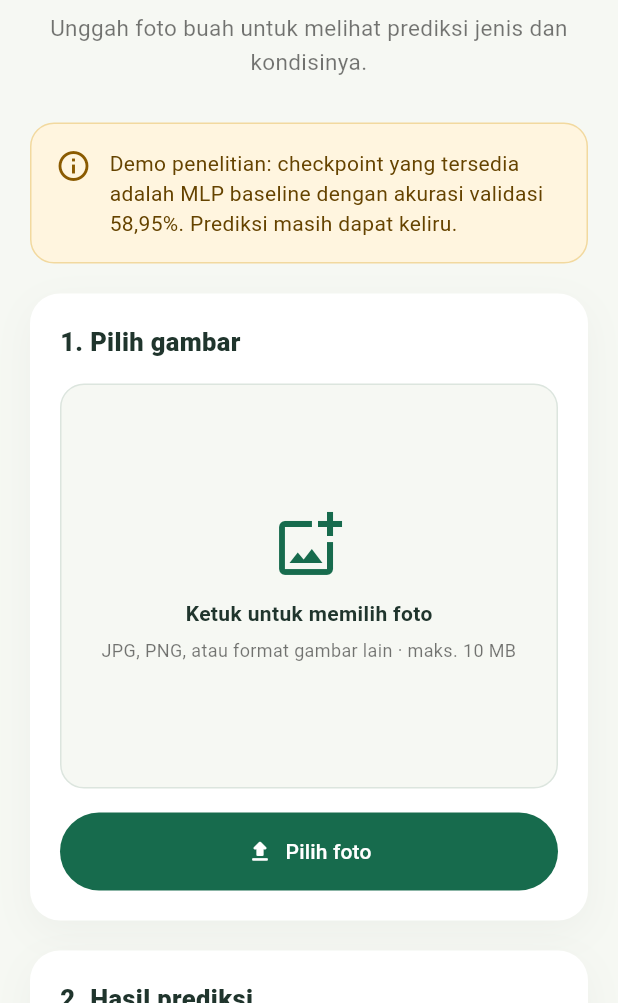
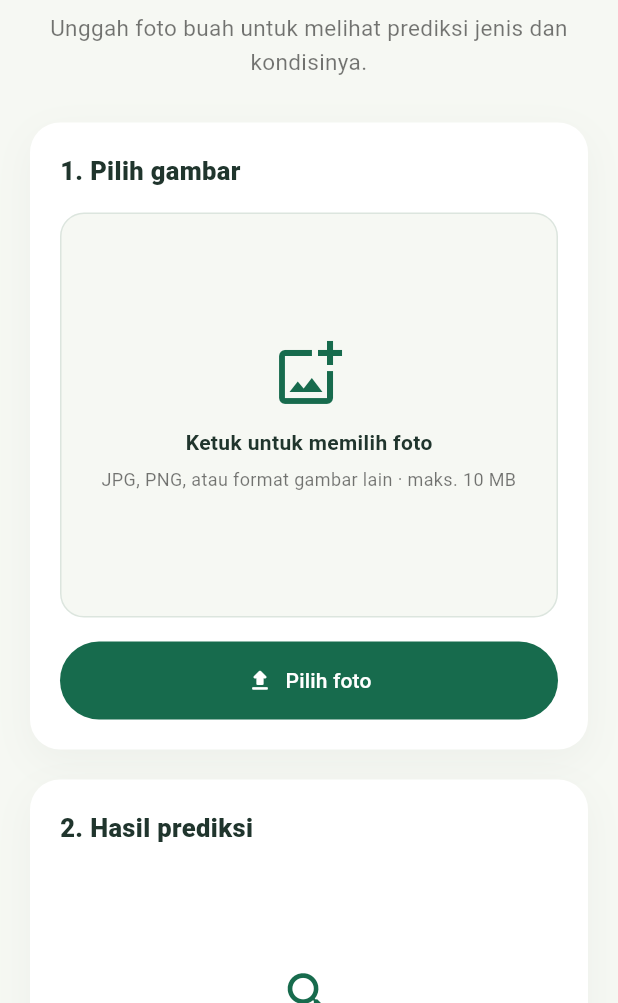
Before and after one commit to carlos1739/fruit_freshness_classification, a Flutter app: the screen it shows after launch, on a phone screen of 412 x 824 dp, the part 233-1236 px from its top. Run offline on Flutter 3.47's test engine with Material 3 defaults, Android fonts, the phone set to English and light mode, and no system bars; our stand-ins replace file_picker; missing offline and left inert: dart:html.

Commit message:
Remove outdated model notice

```diff
--- a/frontend/lib/main.dart
+++ b/frontend/lib/main.dart
@@ -198,8 +198,6 @@ class _ClassifierPageState extends State<ClassifierPage> {
                 children: [
                   _buildHeader(),
                   const SizedBox(height: 28),
-                  _buildModelNotice(),
-                  const SizedBox(height: 20),
                   LayoutBuilder(
                     builder: (context, constraints) {
                       final isWide = constraints.maxWidth >= 680;
@@ -269,31 +267,6 @@ class _ClassifierPageState extends State<ClassifierPage> {
           style: TextStyle(color: Colors.black54, fontSize: 15, height: 1.5),
         ),
       ],
-    );
-  }
-
-  Widget _buildModelNotice() {
-    return Container(
-      padding: const EdgeInsets.all(16),
-      decoration: BoxDecoration(
-        color: const Color(0xFFFFF5DF),
-        borderRadius: BorderRadius.circular(16),
-        border: Border.all(color: const Color(0xFFF2D99F)),
-      ),
-      child: const Row(
-        crossAxisAlignment: CrossAxisAlignment.start,
-        children: [
-          Icon(Icons.info_outline, color: Color(0xFF8A5A00)),
-          SizedBox(width: 12),
-          Expanded(
-            child: Text(
-              'Demo penelitian: checkpoint yang tersedia adalah MLP baseline '
-              'dengan akurasi validasi 58,95%. Prediksi masih dapat keliru.',
-              style: TextStyle(color: Color(0xFF654300), height: 1.45),
-            ),
-          ),
-        ],
-      ),
     );
   }
 
```
